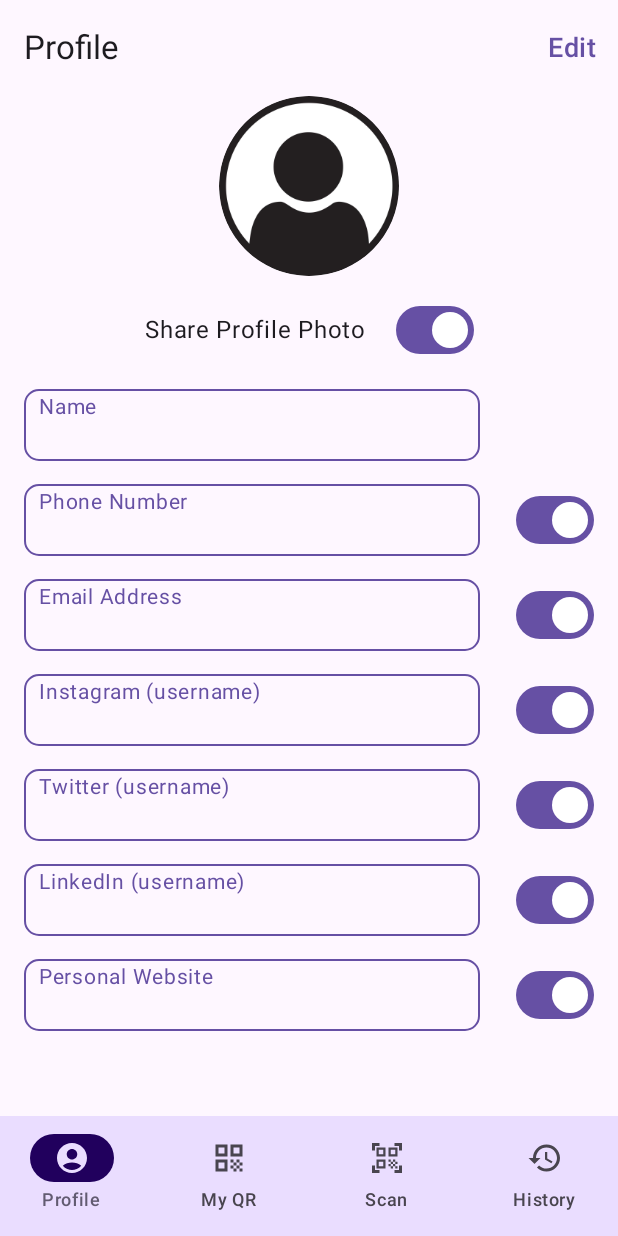
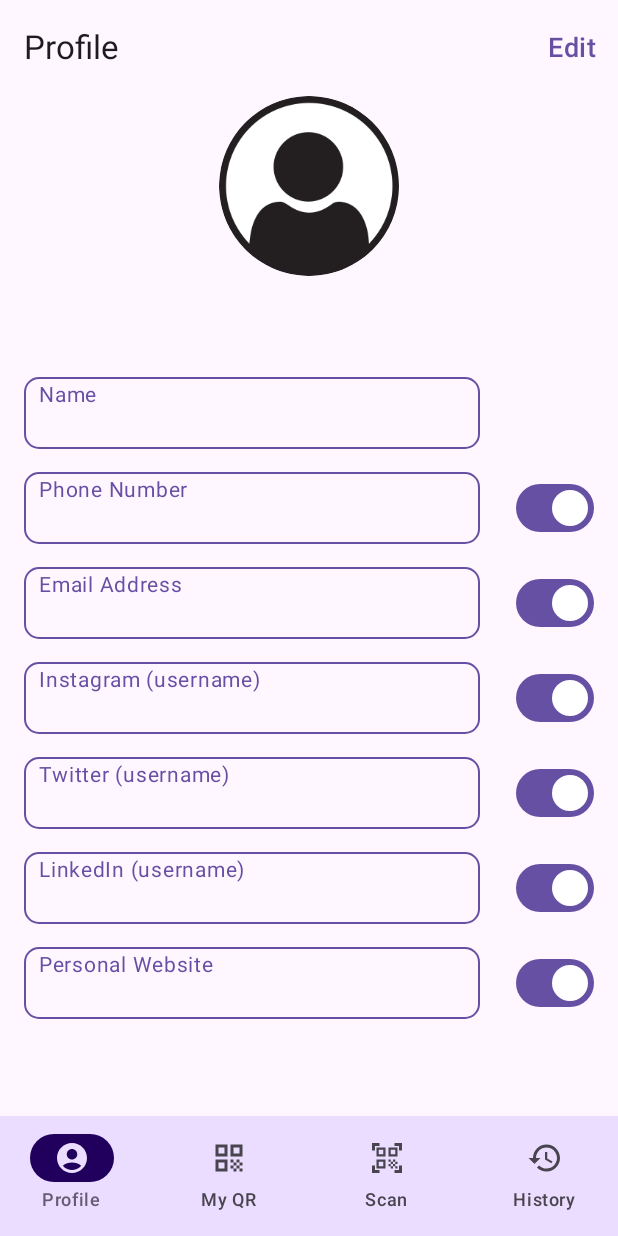
Before and after one commit to aubynsamuel/cardIt, an Android app built with Jetpack Compose: the ProfileScreen screen opened through its navigation route, on a phone screen of 412 x 824 dp. Run offline under Robolectric (Android 15) with nearby library versions, the phone set to English and light mode, and no system bars; our stand-ins replace Dagger/Hilt's generated code; pictures from the network do not load; 3 statements that could not run were skipped.

Commit message:
removed share profile photo toggle

```diff
--- a/app/src/main/java/com/aubynsamuel/cardit/presentation/screens/ProfileScreen.kt
+++ b/app/src/main/java/com/aubynsamuel/cardit/presentation/screens/ProfileScreen.kt
@@ -6,7 +6,9 @@ import androidx.activity.compose.BackHandler
 import androidx.compose.foundation.layout.Arrangement
 import androidx.compose.foundation.layout.Box
 import androidx.compose.foundation.layout.Column
+import androidx.compose.foundation.layout.Spacer
 import androidx.compose.foundation.layout.fillMaxSize
+import androidx.compose.foundation.layout.height
 import androidx.compose.foundation.layout.padding
 import androidx.compose.foundation.layout.size
 import androidx.compose.foundation.rememberScrollState
@@ -120,11 +122,7 @@ fun ProfileScreen(
                 horizontalAlignment = Alignment.CenterHorizontally,
                 verticalArrangement = Arrangement.spacedBy(15.dp)
             ) {
-                SwitchableTextField(
-                    label = "Share Profile Photo",
-                    checked = userProfile.shareProfilePhoto,
-                    onCheckedChange = { profileViewModel.toggleShareDetail("profilePhoto", it) },
-                )
+                Spacer(modifier = Modifier.height(40.dp))
 
                 ItemRow(
                     detailInputField = {
```
